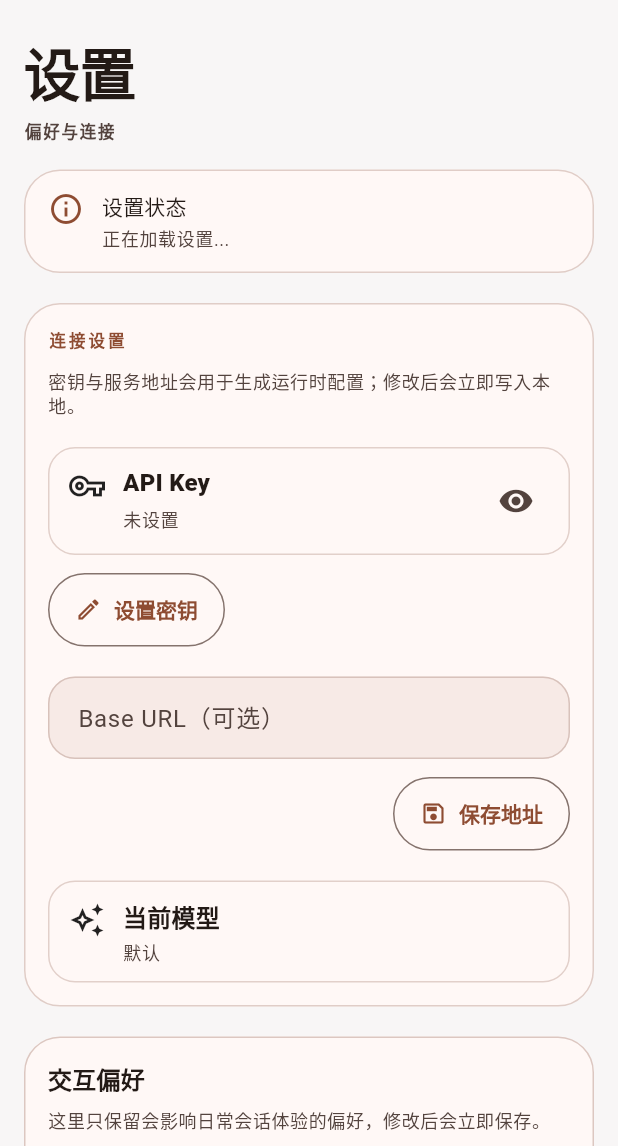
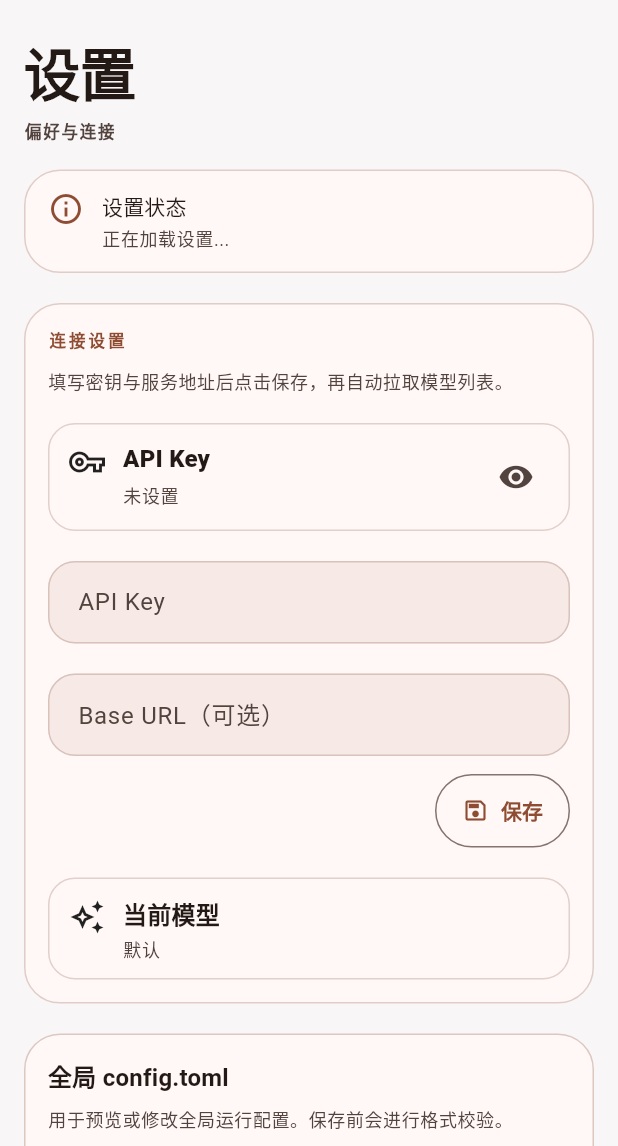
Before and after one commit to un4gt/codexm, a Flutter app: the SettingsPage screen opened directly, on a phone screen of 412 x 824 dp, the part 90-1236 px from its top. Run offline on Flutter 3.47's test engine with Material 3 defaults, Android fonts, the phone set to English and light mode, and no system bars; our stand-ins replace flutter_secure_storage, plugin_platform_interface; accounts and stored records are empty.

Commit message:
feat(settings): add global config editor and save-gated model fetch

```diff
--- a/flutter_app/lib/features/settings/application/codex_settings_store.dart
+++ b/flutter_app/lib/features/settings/application/codex_settings_store.dart
@@ -57,13 +57,16 @@ class CodexSettings {
     bool? useRawConfigToml,
     String? rawConfigToml,
     bool clearAuthRef = false,
+    bool clearOpenaiBaseUrl = false,
   }) {
     return CodexSettings(
       version: 1,
       enabled: enabled ?? this.enabled,
       authRef: clearAuthRef ? null : (authRef ?? this.authRef),
       model: model ?? this.model,
-      openaiBaseUrl: openaiBaseUrl ?? this.openaiBaseUrl,
+      openaiBaseUrl: clearOpenaiBaseUrl
+          ? null
+          : (openaiBaseUrl ?? this.openaiBaseUrl),
       approvalPolicy: approvalPolicy ?? this.approvalPolicy,
       personality: personality ?? this.personality,
       featuresMultiAgent: featuresMultiAgent ?? this.featuresMultiAgent,
@@ -281,8 +284,7 @@ class CodexSettingsStore {
     String? draftApiKey,
     HttpClient? httpClient,
   }) async {
-    final apiKey =
-        (draftApiKey ?? '').trim().isNotEmpty
+    final apiKey = (draftApiKey ?? '').trim().isNotEmpty
         ? draftApiKey!.trim()
         : await getCodexApiKey();
     if (apiKey == null || apiKey.isEmpty) {
@@ -300,9 +302,7 @@ class CodexSettingsStore {
       final response = await request.close();
       final body = await response.transform(const Utf8Decoder()).join();
       if (response.statusCode < 200 || response.statusCode >= 300) {
-        throw StateError(
-          '无法获取模型列表：请检查服务器地址与密钥（HTTP ${response.statusCode}）。',
-        );
+        throw StateError('无法获取模型列表：请检查服务器地址与密钥（HTTP ${response.statusCode}）。');
       }
 
       final parsed = jsonDecode(body);
@@ -322,7 +322,8 @@ class CodexSettingsStore {
           }
         }
       }
-      final out = ids.toList(growable: false)..sort((left, right) => left.compareTo(right));
+      final out = ids.toList(growable: false)
+        ..sort((left, right) => left.compareTo(right));
       return out;
     } on SocketException {
       throw StateError('无法连接到服务地址，请检查地址、网络连接或 DNS 配置。');
@@ -369,11 +370,7 @@ class CodexSettingsStore {
     return '${const JsonEncoder.withIndent('  ').convert({'auth_mode': 'apikey', 'OPENAI_API_KEY': apiKey})}\n';
   }
 
-  ({
-    String configToml,
-    List<String>? warnings,
-    String? validationError,
-  })
+  ({String configToml, List<String>? warnings, String? validationError})
   previewCodexConfigToml({
     required CodexSettings settings,
     List<McpServer>? mcpServers,
--- a/flutter_app/lib/features/settings/presentation/pages/settings_page.dart
+++ b/flutter_app/lib/features/settings/presentation/pages/settings_page.dart
@@ -22,6 +22,9 @@ class _SettingsPageState extends State<SettingsPage> {
 
   late final TextEditingController _skillNameController;
   late final TextEditingController _skillContentController;
+  late final TextEditingController _apiKeyController;
+  late final TextEditingController _baseUrlController;
+  late final TextEditingController _configTomlController;
 
   String _status = '正在加载设置...';
   CodexSettings _settings = const CodexSettings();
@@ -30,16 +33,19 @@ class _SettingsPageState extends State<SettingsPage> {
   List<String> _installedSkills = const <String>[];
   String? _apiKeyValue;
   bool _apiKeyVisible = false;
-  late final TextEditingController _baseUrlController;
   List<String> _availableModels = const <String>[];
   bool _modelsLoading = false;
+  List<String> _configWarnings = const <String>[];
+  String? _configValidationError;
 
   @override
   void initState() {
     super.initState();
     _skillNameController = TextEditingController();
     _skillContentController = TextEditingController();
+    _apiKeyController = TextEditingController();
     _baseUrlController = TextEditingController();
+    _configTomlController = TextEditingController();
     _loadSnapshot();
   }
 
@@ -47,7 +53,9 @@ class _SettingsPageState extends State<SettingsPage> {
   void dispose() {
     _skillNameController.dispose();
     _skillContentController.dispose();
+    _apiKeyController.dispose();
     _baseUrlController.dispose();
+    _configTomlController.dispose();
     super.dispose();
   }
 
@@ -57,16 +65,26 @@ class _SettingsPageState extends State<SettingsPage> {
       final apiKey = await _settingsStore.getCodexApiKey();
       final skills = await _skillsStore.listInstalledSkills();
       final skillsDir = await _skillsStore.skillsDir();
+      final mcpServers = await _mcpStore.listServers();
+      final preview = _settingsStore.previewCodexConfigToml(
+        settings: settings,
+        mcpServers: mcpServers,
+        enabledMcpServerIds: settings.enabledGlobalMcpServerIds,
+      );
       if (!mounted) {
         return;
       }
 
+      _apiKeyController.text = apiKey?.trim() ?? '';
       _baseUrlController.text = settings.openaiBaseUrl ?? '';
+      _configTomlController.text = preview.configToml;
       setState(() {
         _settings = settings;
         _installedSkills = skills;
         _skillsDirPath = skillsDir.path;
         _apiKeyValue = apiKey;
+        _configWarnings = preview.warnings ?? const <String>[];
+        _configValidationError = preview.validationError;
         _status = status ?? '已加载当前设置。';
       });
     } catch (error) {
@@ -79,38 +97,83 @@ class _SettingsPageState extends State<SettingsPage> {
     }
   }
 
-  Future<void> _saveApiKeyDraft(String value) async {
-    final trimmed = value.trim();
-    if (trimmed.isEmpty) {
-      await _runAction('正在清除密钥...', () async {
+  Future<void> _saveConnectionDrafts() async {
+    final apiKey = _apiKeyController.text.trim();
+    final baseUrl = _baseUrlController.text.trim();
+    await _runAction('正在保存连接设置...', () async {
+      if (apiKey.isEmpty) {
         await _settingsStore.clearCodexApiKey();
-        await _syncRuntimeConfigFiles();
-        return '已清除密钥。';
-      }, refreshModelsAfterSuccess: true);
-      return;
-    }
-    await _runAction('正在保存密钥...', () async {
-      await _settingsStore.saveCodexApiKey(trimmed);
-      await _syncRuntimeConfigFiles();
-      return '已保存密钥。';
-    }, refreshModelsAfterSuccess: true);
-  }
-
-  Future<void> _saveBaseUrlDraft(String value) async {
-    final trimmed = value.trim();
-    await _runAction('正在保存服务地址...', () async {
+      } else {
+        await _settingsStore.saveCodexApiKey(apiKey);
+      }
       await _settingsStore.updateSettings(
-        (current) =>
-            current.copyWith(openaiBaseUrl: trimmed.isEmpty ? null : trimmed),
+        (current) => current.copyWith(
+          openaiBaseUrl: baseUrl.isEmpty ? null : baseUrl,
+          clearOpenaiBaseUrl: baseUrl.isEmpty,
+        ),
       );
       await _syncRuntimeConfigFiles();
-      return trimmed.isEmpty ? '已清除服务地址。' : '已保存服务地址。';
+      if (apiKey.isEmpty && baseUrl.isEmpty) {
+        return '已清除密钥和服务地址。';
+      }
+      if (apiKey.isEmpty) {
+        return '已保存服务地址，并清除密钥。';
+      }
+      if (baseUrl.isEmpty) {
+        return '已保存密钥，并清除服务地址。';
+      }
+      return '已保存密钥和服务地址。';
     }, refreshModelsAfterSuccess: true);
   }
 
   Future<void> _syncRuntimeConfigFiles() async {
     final mcpServers = await _mcpStore.listServers();
     await _settingsStore.materializeCodexConfigFiles(mcpServers: mcpServers);
+  }
+
+  Future<void> _saveGlobalConfigTomlDraft() async {
+    final normalized = _configTomlController.text
+        .replaceAll(RegExp(r'\r\n?'), '\n')
+        .trim();
+    if (normalized.isEmpty) {
+      setState(() {
+        _status = '保存失败：config.toml 不能为空。';
+      });
+      return;
+    }
+    final validationError = _settingsStore.validateCodexConfigToml(
+      normalized,
+      label: 'config.toml',
+    );
+    if (validationError != null) {
+      setState(() {
+        _configValidationError = validationError;
+        _status = '保存失败：$validationError';
+      });
+      return;
+    }
+
+    await _runAction('正在保存全局 config.toml...', () async {
+      await _settingsStore.updateSettings(
+        (current) => current.copyWith(
+          useRawConfigToml: true,
+          rawConfigToml: '$normalized\n',
+        ),
+      );
+      await _syncRuntimeConfigFiles();
+      return '已保存全局 config.toml。';
+    });
+  }
+
+  Future<void> _restoreGeneratedConfigToml() async {
+    await _runAction('正在恢复自动生成 config.toml...', () async {
+      await _settingsStore.updateSettings(
+        (current) =>
+            current.copyWith(useRawConfigToml: false, rawConfigToml: ''),
+      );
+      await _syncRuntimeConfigFiles();
+      return '已恢复自动生成 config.toml。';
+    });
   }
 
   Future<void> _refreshModels({
@@ -371,7 +434,7 @@ class _SettingsPageState extends State<SettingsPage> {
           subtitle: _status,
         ),
         _ConnectionSection(
-          apiKeyValue: _apiKeyValue,
+          apiKeyController: _apiKeyController,
           apiKeyVisible: _apiKeyVisible,
           baseUrlController: _baseUrlController,
           busy: _busy,
@@ -386,8 +449,7 @@ class _SettingsPageState extends State<SettingsPage> {
               _apiKeyVisible = !_apiKeyVisible;
             });
           },
-          onSaveApiKey: _saveApiKeyDraft,
-          onSaveBaseUrl: _saveBaseUrlDraft,
+          onSaveConnection: _saveConnectionDrafts,
           onSelectModel: (value) {
             if (_busy) {
               return;
@@ -398,6 +460,15 @@ class _SettingsPageState extends State<SettingsPage> {
               syncRuntimeConfig: true,
             );
           },
+        ),
+        _ConfigTomlSection(
+          busy: _busy,
+          useRawConfigToml: _settings.useRawConfigToml,
+          configTomlController: _configTomlController,
+          warnings: _configWarnings,
+          validationError: _configValidationError,
+          onSaveConfigToml: _saveGlobalConfigTomlDraft,
+          onRestoreGeneratedConfigToml: _restoreGeneratedConfigToml,
         ),
         _PreferenceSection(
           settings: _settings,
--- a/flutter_app/lib/features/settings/presentation/pages/settings_page_sections.dart
+++ b/flutter_app/lib/features/settings/presentation/pages/settings_page_sections.dart
@@ -2,7 +2,7 @@ part of 'settings_page.dart';
 
 class _ConnectionSection extends StatelessWidget {
   const _ConnectionSection({
-    required this.apiKeyValue,
+    required this.apiKeyController,
     required this.apiKeyVisible,
     required this.baseUrlController,
     required this.busy,
@@ -10,12 +10,11 @@ class _ConnectionSection extends StatelessWidget {
     required this.availableModels,
     required this.selectedModel,
     required this.onToggleApiKeyVisible,
-    required this.onSaveApiKey,
-    required this.onSaveBaseUrl,
+    required this.onSaveConnection,
     required this.onSelectModel,
   });
 
-  final String? apiKeyValue;
+  final TextEditingController apiKeyController;
   final bool apiKeyVisible;
   final TextEditingController baseUrlController;
   final bool busy;
@@ -23,8 +22,7 @@ class _ConnectionSection extends StatelessWidget {
   final List<String> availableModels;
   final String? selectedModel;
   final VoidCallback onToggleApiKeyVisible;
-  final ValueChanged<String> onSaveApiKey;
-  final ValueChanged<String> onSaveBaseUrl;
+  final Future<void> Function() onSaveConnection;
   final ValueChanged<String> onSelectModel;
 
   @override
@@ -32,11 +30,11 @@ class _ConnectionSection extends StatelessWidget {
     final theme = Theme.of(context);
     final tokens = context.appTokens;
 
-    final apiKeyMasked = (apiKeyValue ?? '').trim().isNotEmpty
+    final apiKeyMasked = apiKeyController.text.trim().isNotEmpty
         ? 'sk-••••••••••••••••••••••'
         : '未设置';
     final apiKeyDisplay = apiKeyVisible
-        ? ((apiKeyValue ?? '').trim().isEmpty ? '' : apiKeyValue!.trim())
+        ? apiKeyController.text.trim()
         : apiKeyMasked;
     final modelValue = (selectedModel ?? '').trim().isEmpty
         ? '默认'
@@ -58,7 +56,7 @@ class _ConnectionSection extends StatelessWidget {
             const StitchSectionHeader(title: '连接设置'),
             SizedBox(height: tokens.compactSpacing),
             Text(
-              '密钥与服务地址会用于生成运行时配置；修改后会立即写入本地。',
+              '填写密钥与服务地址后点击保存，再自动拉取模型列表。',
               style: theme.textTheme.bodySmall?.copyWith(
                 color: theme.colorScheme.onSurfaceVariant,
               ),
@@ -76,55 +74,15 @@ class _ConnectionSection extends StatelessWidget {
                 ),
               ),
             ),
-            SizedBox(height: tokens.compactSpacing),
-            OutlinedButton.icon(
-              onPressed: busy
-                  ? null
-                  : () async {
-                      final controller = TextEditingController(
-                        text: apiKeyValue ?? '',
-                      );
-                      final result = await showDialog<String>(
-                        context: context,
-                        builder: (dialogContext) {
-                          return AlertDialog(
-                            title: const Text('设置 API Key'),
-                            content: TextField(
-                              controller: controller,
-                              autofocus: true,
-                              obscureText: true,
-                              decoration: const InputDecoration(
-                                labelText: 'API Key',
-                                hintText: 'sk-...',
-                              ),
-                              onSubmitted: (value) {
-                                Navigator.of(dialogContext).pop(value.trim());
-                              },
-                            ),
-                            actions: [
-                              TextButton(
-                                onPressed: () =>
-                                    Navigator.of(dialogContext).pop(),
-                                child: const Text('取消'),
-                              ),
-                              FilledButton(
-                                onPressed: () => Navigator.of(
-                                  dialogContext,
-                                ).pop(controller.text.trim()),
-                                child: const Text('保存'),
-                              ),
-                            ],
-                          );
-                        },
-                      );
-                      controller.dispose();
-                      if (result == null) {
-                        return;
-                      }
-                      onSaveApiKey(result);
-                    },
-              icon: const Icon(Icons.edit_outlined),
-              label: Text((apiKeyValue ?? '').trim().isEmpty ? '设置密钥' : '更新密钥'),
+            SizedBox(height: tokens.sectionSpacing),
+            TextField(
+              controller: apiKeyController,
+              enabled: !busy,
+              obscureText: !apiKeyVisible,
+              decoration: const InputDecoration(
+                labelText: 'API Key',
+                hintText: 'sk-...',
+              ),
             ),
             SizedBox(height: tokens.sectionSpacing),
             TextField(
@@ -135,17 +93,15 @@ class _ConnectionSection extends StatelessWidget {
                 hintText: 'https://api.openai.com/v1',
               ),
               textInputAction: TextInputAction.done,
-              onSubmitted: (value) => onSaveBaseUrl(value),
+              onSubmitted: (_) => onSaveConnection(),
             ),
             SizedBox(height: tokens.compactSpacing),
             Align(
               alignment: Alignment.centerRight,
               child: OutlinedButton.icon(
-                onPressed: busy
-                    ? null
-                    : () => onSaveBaseUrl(baseUrlController.text),
+                onPressed: busy ? null : onSaveConnection,
                 icon: const Icon(Icons.save_outlined),
-                label: const Text('保存地址'),
+                label: const Text('保存'),
               ),
             ),
             SizedBox(height: tokens.sectionSpacing),
@@ -183,6 +139,105 @@ class _ConnectionSection extends StatelessWidget {
                       },
               ),
             ],
+          ],
+        ),
+      ),
+    );
+  }
+}
+
+class _ConfigTomlSection extends StatelessWidget {
+  const _ConfigTomlSection({
+    required this.busy,
+    required this.useRawConfigToml,
+    required this.configTomlController,
+    required this.warnings,
+    required this.validationError,
+    required this.onSaveConfigToml,
+    required this.onRestoreGeneratedConfigToml,
+  });
+
+  final bool busy;
+  final bool useRawConfigToml;
+  final TextEditingController configTomlController;
+  final List<String> warnings;
+  final String? validationError;
+  final Future<void> Function() onSaveConfigToml;
+  final Future<void> Function() onRestoreGeneratedConfigToml;
+
+  @override
+  Widget build(BuildContext context) {
+    final theme = Theme.of(context);
+
+    return Card(
+      child: Padding(
+        padding: const EdgeInsets.all(16),
+        child: Column(
+          crossAxisAlignment: CrossAxisAlignment.start,
+          children: [
+            Text('全局 config.toml', style: theme.textTheme.titleMedium),
+            const SizedBox(height: 8),
+            Text(
+              '用于预览或修改全局运行配置。保存前会进行格式校验。',
+              style: theme.textTheme.bodySmall?.copyWith(
+                color: theme.colorScheme.onSurfaceVariant,
+              ),
+            ),
+            if (useRawConfigToml) ...[
+              const SizedBox(height: 8),
+              Text(
+                '当前模式：手动编辑（会覆盖自动生成内容）',
+                style: theme.textTheme.bodySmall?.copyWith(
+                  color: theme.colorScheme.primary,
+                ),
+              ),
+            ],
+            for (final warning in warnings) ...[
+              const SizedBox(height: 8),
+              Text(
+                warning,
+                style: theme.textTheme.bodySmall?.copyWith(
+                  color: theme.colorScheme.tertiary,
+                ),
+              ),
+            ],
+            if (validationError?.trim().isNotEmpty == true) ...[
+              const SizedBox(height: 8),
+              Text(
+                validationError!,
+                style: theme.textTheme.bodySmall?.copyWith(
+                  color: theme.colorScheme.error,
+                ),
+              ),
+            ],
+            const SizedBox(height: 12),
+            TextField(
+              controller: configTomlController,
+              enabled: !busy,
+              minLines: 10,
+              maxLines: 18,
+              decoration: const InputDecoration(
+                labelText: 'config.toml',
+                alignLabelWithHint: true,
+              ),
+            ),
+            const SizedBox(height: 12),
+            Wrap(
+              spacing: 12,
+              runSpacing: 12,
+              children: [
+                FilledButton.icon(
+                  onPressed: busy ? null : onSaveConfigToml,
+                  icon: const Icon(Icons.save_outlined),
+                  label: const Text('保存 config.toml'),
+                ),
+                OutlinedButton.icon(
+                  onPressed: busy ? null : onRestoreGeneratedConfigToml,
+                  icon: const Icon(Icons.restore_outlined),
+                  label: const Text('恢复自动生成'),
+                ),
+              ],
+            ),
           ],
         ),
       ),
```
